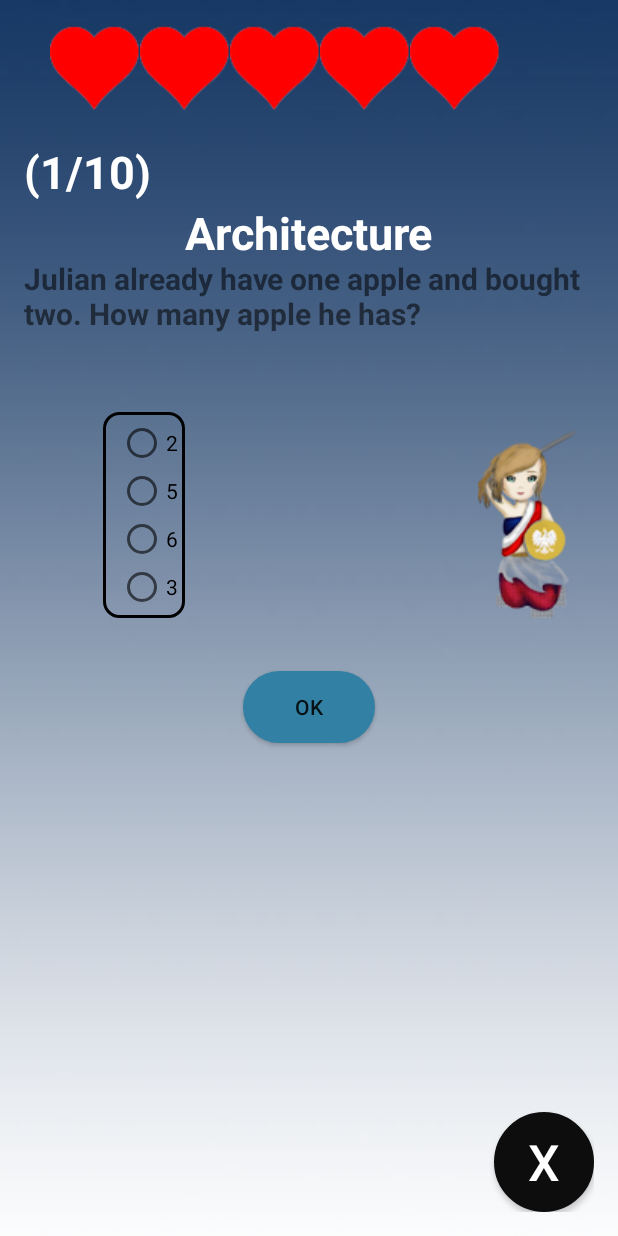
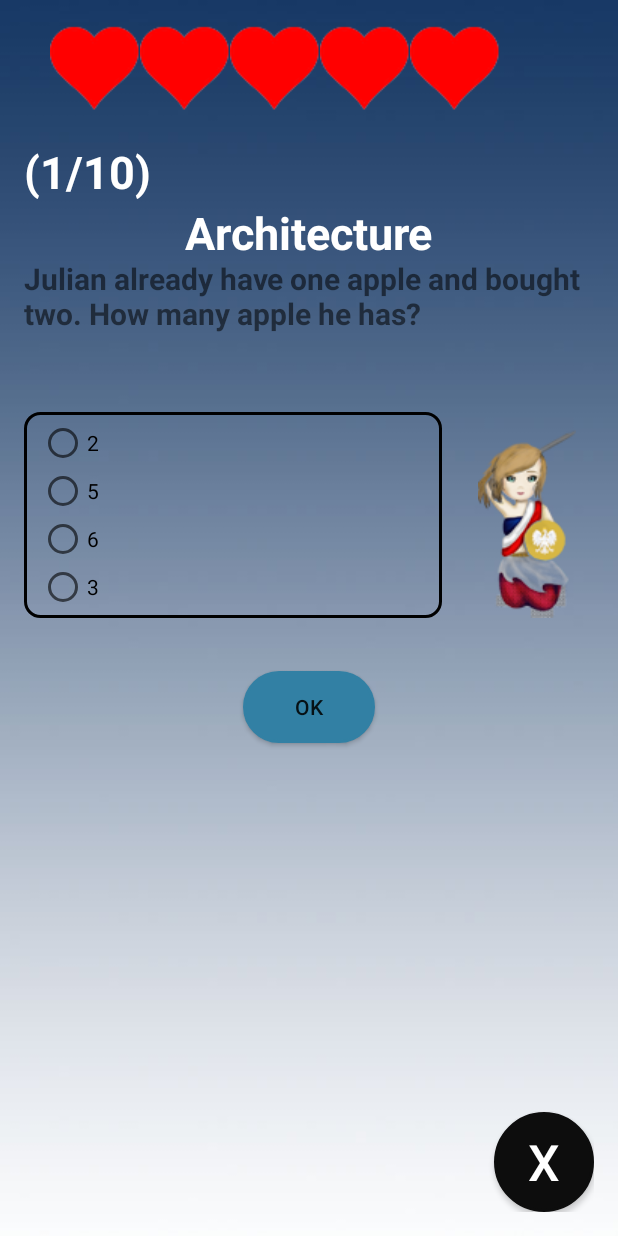
Before and after one commit to Myxy1/MAU, an Android app: the Game screen opened directly, with no data from a screen before it, on a phone screen of 412 x 824 dp. Run offline under Robolectric (Android 15) with nearby library versions, the phone set to English and light mode, and no system bars.

Commit message:
latod? egy relativeLayout leg bonyolult tud lenni, es ha nem erted es nem nezed at, hogy melyik komponens melyiktol fugg, akkor nehez kihamozni, hogy miert nem jo a komponensed merete. A "tools:"-al megadott ertekek, meg csak a szerkeszto nezetre vonatkoznak, igy kb lathatod, hogy mekkora lesz a keped.

```diff
--- a/app/src/main/res/layout/activity_game.xml
+++ b/app/src/main/res/layout/activity_game.xml
@@ -123,14 +123,15 @@
         android:layout_centerHorizontal="true" />
 
     <RadioGroup
-        android:layout_width="wrap_content"
+        android:layout_width="match_parent"
         android:layout_height="wrap_content"
         android:layout_marginTop="52dp"
         android:background="@drawable/edit_text"
         android:id="@+id/radioGroup"
+        android:layout_marginRight="24dp"
         android:layout_below="@+id/textView1"
-        android:layout_toLeftOf="@+id/textView4"
-        android:layout_toStartOf="@+id/textView4">
+        android:layout_toLeftOf="@+id/kategoria"
+        android:layout_toStartOf="@+id/kategoria">
 
         <RadioButton
             android:layout_width="fill_parent"
@@ -168,6 +169,8 @@
         android:layout_alignParentEnd="true"
         android:layout_marginRight="12dp"
         android:layout_marginEnd="12dp"
+        tools:layout_width="50dp"
+        tools:layout_height="100dp"
         android:id="@+id/kategoria" />
 
 
```
